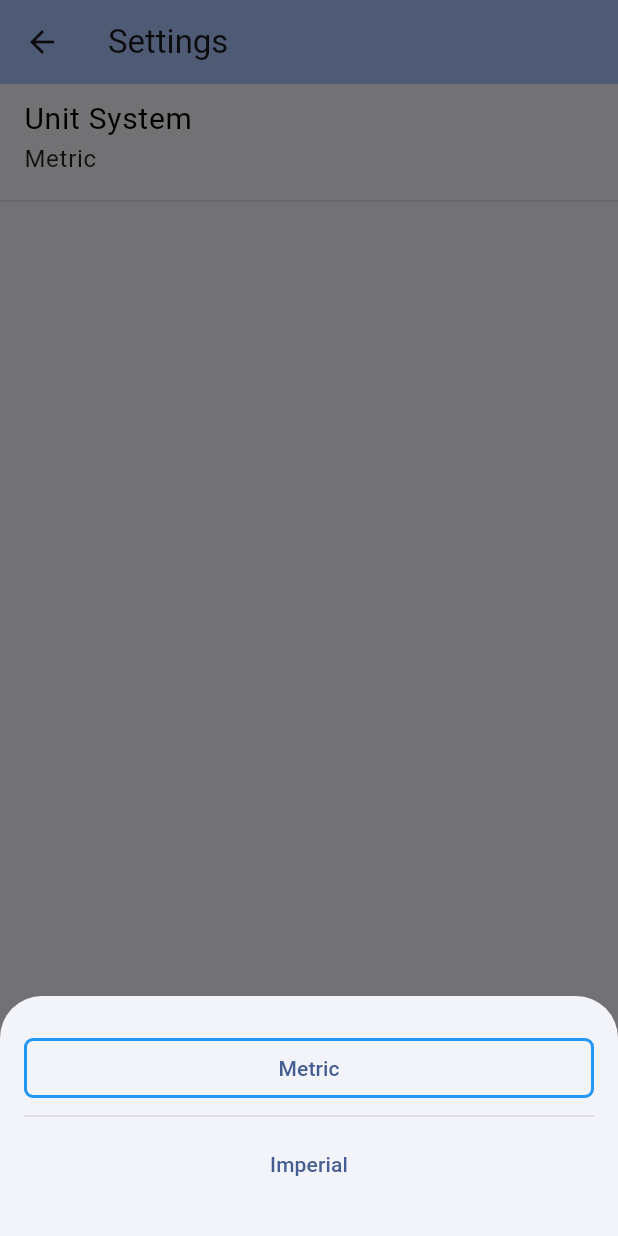
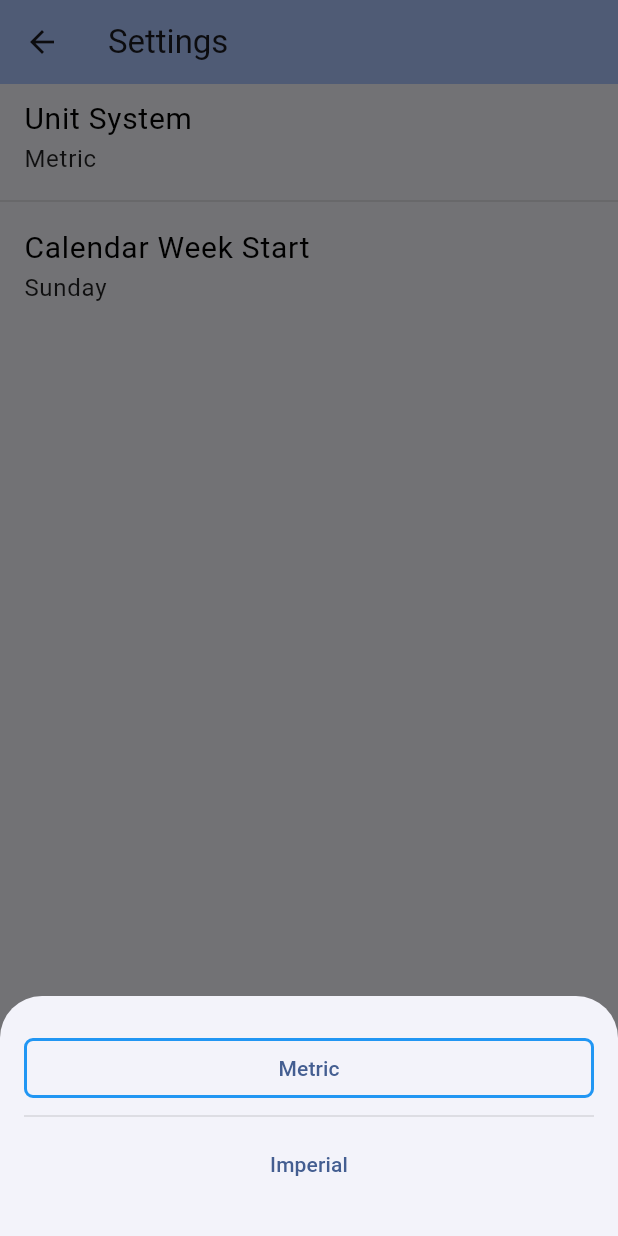
Before and after one commit to pokailin/weights, a Flutter app: the Settings screen opened by its route, after a tap on "Unit System", on a phone screen of 412 x 824 dp. Run offline on Flutter 3.47's test engine with Material 2 defaults, Android fonts, the phone set to English and light mode, and no system bars; our stand-ins replace bloc, flutter_bloc, freezed_annotation, go_router.

Commit message:
settings_state / settings
updated settings state enum for week start

```diff
--- a/lib/src/features/settings/application/settings_bloc/settings_state.dart
+++ b/lib/src/features/settings/application/settings_bloc/settings_state.dart
@@ -2,7 +2,15 @@ part of 'settings_bloc.dart';
 
 enum MeasurementUnit { metric, imperial }
 
-enum WeekStart { saturday, sunday, monday }
+enum WeekStart {
+  saturday('Saturday'),
+  sunday('Sunday'),
+  monday('Monday');
+
+  const WeekStart(this.value);
+
+  final String value;
+}
 
 @freezed
 class SettingsState with _$SettingsState {
--- a/lib/src/features/settings/presentation/settings.dart
+++ b/lib/src/features/settings/presentation/settings.dart
@@ -3,6 +3,7 @@ import 'package:flutter_bloc/flutter_bloc.dart';
 import 'package:go_router/go_router.dart';
 
 import '../application/settings_bloc/settings_bloc.dart';
+import 'widgets/unit_tile.dart';
 
 class Settings extends StatelessWidget {
   const Settings({super.key});
@@ -16,102 +17,29 @@ class Settings extends StatelessWidget {
       ),
       body: ListView(
         children: [
+          const UnitTile(),
+          const Divider(
+            color: Colors.black12,
+          ),
           ListTile(
             title: Column(
               crossAxisAlignment: CrossAxisAlignment.start,
               children: [
                 const Text(
-                  'Unit System',
+                  'Calendar Week Start',
                   style: TextStyle(color: Colors.black, fontSize: 20),
                 ),
                 BlocBuilder<SettingsBloc, SettingsState>(
                   builder: (context, state) {
                     return Text(
-                      state.unit == MeasurementUnit.metric
-                          ? 'Metric'
-                          : 'Imperial',
+                      state.start.value,
                       style: const TextStyle(color: Colors.black87),
                     );
                   },
                 ),
               ],
             ),
-            onTap: () => {
-              showModalBottomSheet(
-                context: context,
-                builder: (context) => Padding(
-                  padding: const EdgeInsets.symmetric(
-                    vertical: 24,
-                    horizontal: 16,
-                  ),
-                  child: Column(
-                    mainAxisSize: MainAxisSize.min,
-                    crossAxisAlignment: CrossAxisAlignment.stretch,
-                    children: [
-                      BlocBuilder<SettingsBloc, SettingsState>(
-                        builder: (context, state) {
-                          return OutlinedButton(
-                            style: OutlinedButton.styleFrom(
-                              shape: RoundedRectangleBorder(
-                                borderRadius: BorderRadius.circular(6.0),
-                              ),
-                              side: BorderSide(
-                                width: 2,
-                                color: state.unit == MeasurementUnit.metric
-                                    ? Colors.blue
-                                    : Colors.transparent,
-                              ),
-                            ),
-                            onPressed: () {
-                              context.read<SettingsBloc>().add(
-                                    const SettingsEvent.unitChanged(
-                                      MeasurementUnit.metric,
-                                    ),
-                                  );
-                              context.pop();
-                            },
-                            child: const Text('Metric'),
-                          );
-                        },
-                      ),
-                      const Divider(
-                        color: Colors.black12,
-                      ),
-                      BlocBuilder<SettingsBloc, SettingsState>(
-                        builder: (context, state) {
-                          return OutlinedButton(
-                            style: OutlinedButton.styleFrom(
-                              shape: RoundedRectangleBorder(
-                                borderRadius: BorderRadius.circular(6.0),
-                              ),
-                              side: BorderSide(
-                                width: 2,
-                                color: state.unit == MeasurementUnit.imperial
-                                    ? Colors.blue
-                                    : Colors.transparent,
-                              ),
-                            ),
-                            onPressed: () {
-                              context.read<SettingsBloc>().add(
-                                    const SettingsEvent.unitChanged(
-                                      MeasurementUnit.imperial,
-                                    ),
-                                  );
-                              context.pop();
-                            },
-                            child: const Text('Imperial'),
-                          );
-                        },
-                      ),
-                    ],
-                  ),
-                ),
-              )
-            },
           ),
-          const Divider(
-            color: Colors.black12,
-          )
         ],
       ),
     );
--- /dev/null
+++ b/lib/src/features/settings/presentation/widgets/unit_tile.dart
@@ -0,0 +1,106 @@
+import 'package:flutter/material.dart';
+import 'package:flutter_bloc/flutter_bloc.dart';
+import 'package:go_router/go_router.dart';
+
+import '../../application/settings_bloc/settings_bloc.dart';
+
+class UnitTile extends StatelessWidget {
+  const UnitTile({
+    super.key,
+  });
+
+  @override
+  Widget build(BuildContext context) {
+    return ListTile(
+      title: Column(
+        crossAxisAlignment: CrossAxisAlignment.start,
+        children: [
+          const Text(
+            'Unit System',
+            style: TextStyle(color: Colors.black, fontSize: 20),
+          ),
+          BlocBuilder<SettingsBloc, SettingsState>(
+            builder: (context, state) {
+              return Text(
+                state.unit == MeasurementUnit.metric ? 'Metric' : 'Imperial',
+                style: const TextStyle(color: Colors.black87),
+              );
+            },
+          ),
+        ],
+      ),
+      onTap: () => {
+        showModalBottomSheet(
+          context: context,
+          builder: (context) => Padding(
+            padding: const EdgeInsets.symmetric(
+              vertical: 24,
+              horizontal: 16,
+            ),
+            child: Column(
+              mainAxisSize: MainAxisSize.min,
+              crossAxisAlignment: CrossAxisAlignment.stretch,
+              children: [
+                BlocBuilder<SettingsBloc, SettingsState>(
+                  builder: (context, state) {
+                    return OutlinedButton(
+                      style: OutlinedButton.styleFrom(
+                        shape: RoundedRectangleBorder(
+                          borderRadius: BorderRadius.circular(6.0),
+                        ),
+                        side: BorderSide(
+                          width: 2,
+                          color: state.unit == MeasurementUnit.metric
+                              ? Colors.blue
+                              : Colors.transparent,
+                        ),
+                      ),
+                      onPressed: () {
+                        context.read<SettingsBloc>().add(
+                              const SettingsEvent.unitChanged(
+                                MeasurementUnit.metric,
+                              ),
+                            );
+                        context.pop();
+                      },
+                      child: const Text('Metric'),
+                    );
+                  },
+                ),
+                const Divider(
+                  color: Colors.black12,
+                ),
+                BlocBuilder<SettingsBloc, SettingsState>(
+                  builder: (context, state) {
+                    return OutlinedButton(
+                      style: OutlinedButton.styleFrom(
+                        shape: RoundedRectangleBorder(
+                          borderRadius: BorderRadius.circular(6.0),
+                        ),
+                        side: BorderSide(
+                          width: 2,
+                          color: state.unit == MeasurementUnit.imperial
+                              ? Colors.blue
+                              : Colors.transparent,
+                        ),
+                      ),
+                      onPressed: () {
+                        context.read<SettingsBloc>().add(
+                              const SettingsEvent.unitChanged(
+                                MeasurementUnit.imperial,
+                              ),
+                            );
+                        context.pop();
+                      },
+                      child: const Text('Imperial'),
+                    );
+                  },
+                ),
+              ],
+            ),
+          ),
+        )
+      },
+    );
+  }
+}
```
